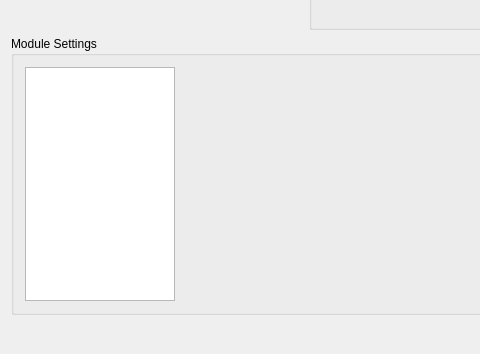
The window that ClipboardAssistant/Setting.ui (KHeresy/ClipboardAssistant) describes before a commit, drawn with Qt 5; both pictures show x 0 to 480 and y 319 to 673 of the 707 by 673 pixel window.
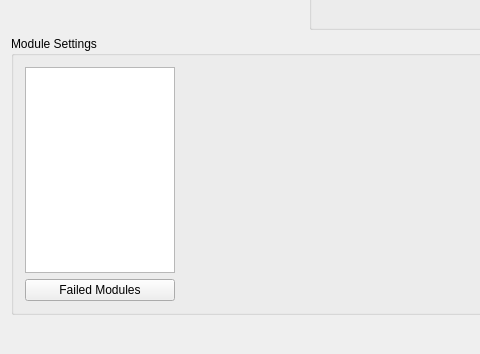
The same window after the commit. Icons and pictures are not drawn.

Commit message: rename widgets name in setting, add buttonFailedModules

Diff of the .ui file:
```diff
--- a/ClipboardAssistant/Setting.ui
+++ b/ClipboardAssistant/Setting.ui
@@ -221,14 +221,43 @@
      </property>
      <layout class="QHBoxLayout" name="horizontalLayout_2">
       <item>
-       <widget class="QListWidget" name="listPlugins">
-        <property name="maximumSize">
-         <size>
-          <width>150</width>
-          <height>16777215</height>
-         </size>
-        </property>
-       </widget>
+       <layout class="QVBoxLayout" name="layoutModuleList">
+        <item>
+         <widget class="QListWidget" name="listPlugins">
+          <property name="sizePolicy">
+           <sizepolicy hsizetype="Maximum" vsizetype="Expanding">
+            <horstretch>0</horstretch>
+            <verstretch>0</verstretch>
+           </sizepolicy>
+          </property>
+          <property name="maximumSize">
+           <size>
+            <width>150</width>
+            <height>16777215</height>
+           </size>
+          </property>
+         </widget>
+        </item>
+        <item>
+         <widget class="QPushButton" name="buttonFailedModules">
+          <property name="sizePolicy">
+           <sizepolicy hsizetype="Maximum" vsizetype="Fixed">
+            <horstretch>0</horstretch>
+            <verstretch>0</verstretch>
+           </sizepolicy>
+          </property>
+          <property name="maximumSize">
+           <size>
+            <width>150</width>
+            <height>16777215</height>
+           </size>
+          </property>
+          <property name="text">
+           <string>Failed Modules</string>
+          </property>
+         </widget>
+        </item>
+       </layout>
       </item>
       <item>
        <widget class="QStackedWidget" name="stackedWidgetPlugins">
```
Left out of the diff: 56 changed lines with no effect on the pictures. The commit also changes 7 other files.
